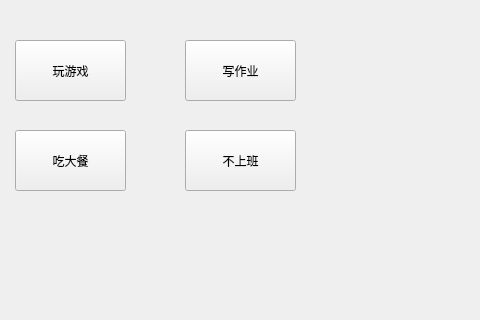
This is Qt/test07/widget.ui in sanqiuDev/qt-study as Qt 5 draws it before an edit; both pictures show x 115 to 595 and y 180 to 500 of the 800 by 600 pixel window. The edited form follows.
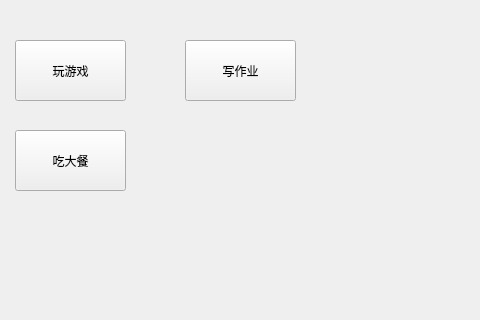
This is the edited form.

```diff
--- a/Qt/test07/widget.ui
+++ b/Qt/test07/widget.ui
@@ -65,19 +65,6 @@
     <string>吃大餐</string>
    </property>
   </widget>
-  <widget class="QPushButton" name="work">
-   <property name="geometry">
-    <rect>
-     <x>300</x>
-     <y>310</y>
-     <width>111</width>
-     <height>61</height>
-    </rect>
-   </property>
-   <property name="text">
-    <string>不上班</string>
-   </property>
-  </widget>
  </widget>
  <resources/>
  <connections/>
```
